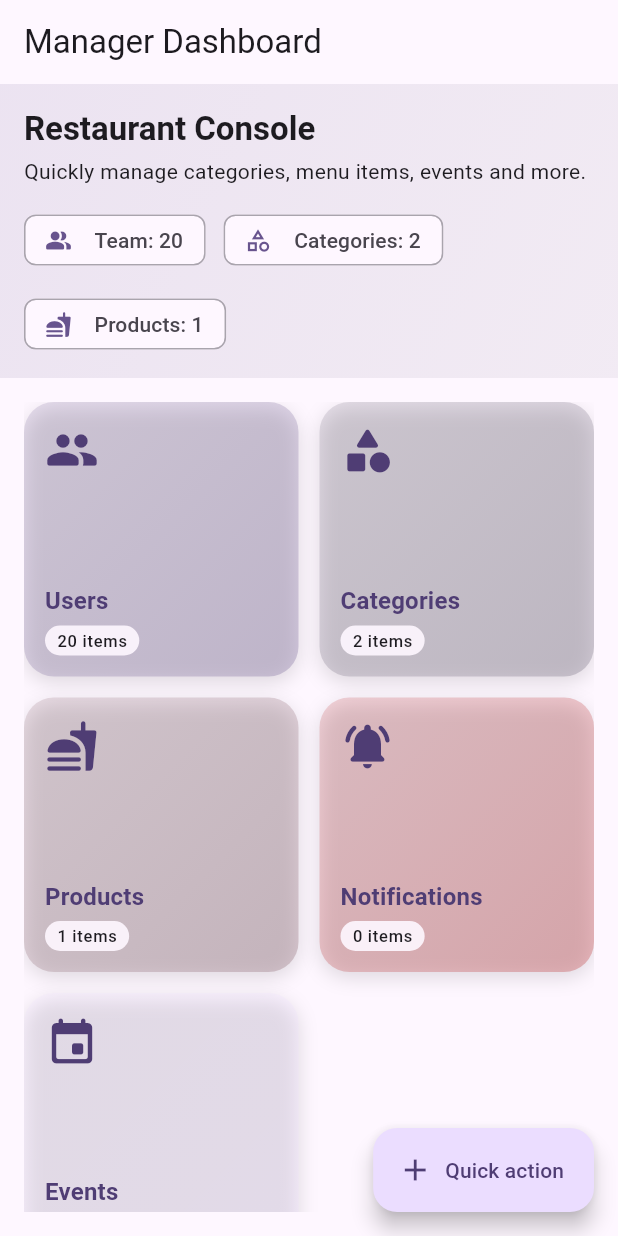
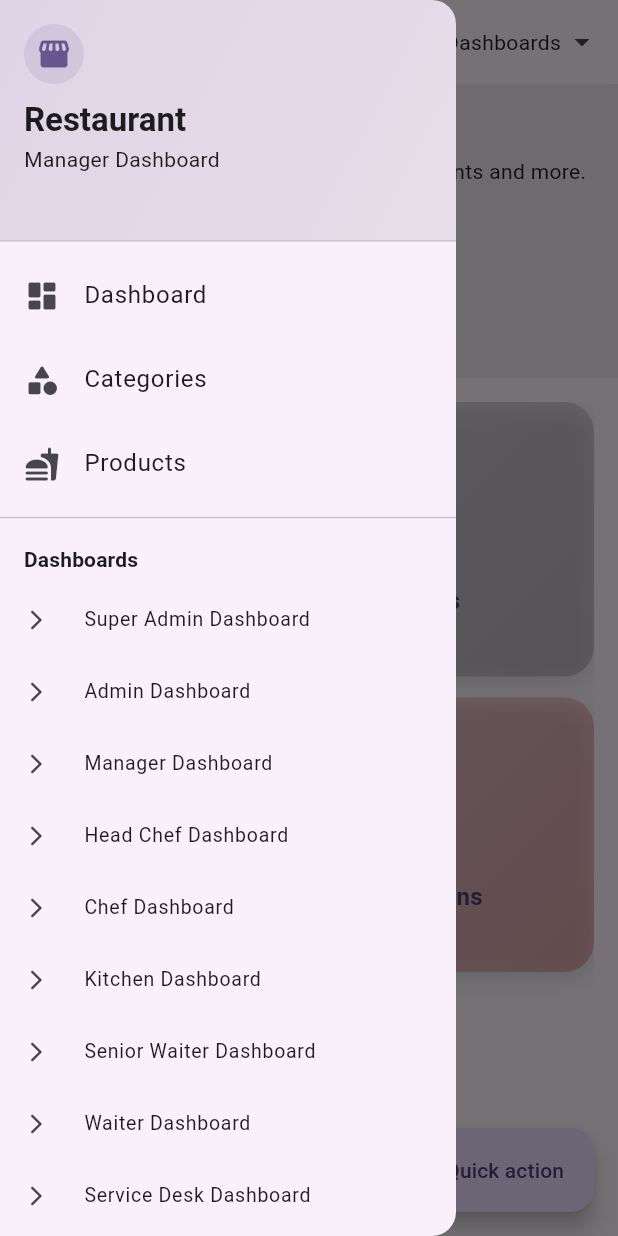
Before and after one commit to TheSinghPranjal/bindaas_brew, a Flutter app: the ManagerDashboard screen opened directly, with the side drawer open (before the commit the screen has no drawer), on a phone screen of 412 x 824 dp. Run offline on Flutter 3.47's test engine with Material 3 defaults, Android fonts, the phone set to English and light mode, and no system bars; our stand-ins replace flutter_riverpod, google_sign_in.

Commit message:
all dashboard and hambiurger menu added / drawer added

```diff
--- a/lib/features/admin/super_admin_dashboard.dart
+++ b/lib/features/admin/super_admin_dashboard.dart
@@ -2,6 +2,7 @@ import 'package:flutter/material.dart';
 import 'package:flutter_riverpod/flutter_riverpod.dart';
 import '../../shared_folder/models/user.dart';
 import '../../shared_folder/providers/users_provider.dart';
+import '../../shared_folder/widgets/dashboard_switcher.dart';
 
 const List<String> availableRoles = [
   'Admin',
@@ -62,6 +63,9 @@ class _SuperAdminDashboardState extends ConsumerState<SuperAdminDashboard> {
     return Scaffold(
       appBar: AppBar(
         title: const Text('Super Admin Dashboard'),
+        actions: [
+          const DashboardSwitcher(),
+        ],
       ),
       body: Column(
         children: [
--- a/lib/features/manager/manager_dashboard.dart
+++ b/lib/features/manager/manager_dashboard.dart
@@ -5,9 +5,92 @@ import 'products.dart';
 import '../../shared_folder/providers/users_provider.dart';
 import '../../shared_folder/providers/categories_provider.dart';
 import '../../shared_folder/providers/products_provider.dart';
+import '../../shared_folder/widgets/dashboard_switcher.dart';
 
 class ManagerDashboard extends ConsumerWidget {
   const ManagerDashboard({super.key});
+
+  void _openDashboard(BuildContext context, DashboardDestination d) {
+    Navigator.of(context).push(
+      MaterialPageRoute(builder: (_) => DashboardSwitcher.screenFor(d)),
+    );
+  }
+
+  Widget _restaurantDrawer(BuildContext context) {
+    final theme = Theme.of(context);
+
+    return Drawer(
+      child: SafeArea(
+        child: ListView(
+          padding: EdgeInsets.zero,
+          children: [
+            DrawerHeader(
+              decoration: BoxDecoration(
+                gradient: LinearGradient(
+                  colors: [
+                    theme.colorScheme.primary.withOpacity(0.18),
+                    theme.colorScheme.secondary.withOpacity(0.12),
+                  ],
+                  begin: Alignment.topLeft,
+                  end: Alignment.bottomRight,
+                ),
+              ),
+              child: Column(
+                crossAxisAlignment: CrossAxisAlignment.start,
+                children: [
+                  CircleAvatar(
+                    backgroundColor: theme.colorScheme.primary.withOpacity(0.12),
+                    child: Icon(Icons.storefront_rounded, color: theme.colorScheme.primary),
+                  ),
+                  const SizedBox(height: 10),
+                  Text('Restaurant', style: theme.textTheme.titleLarge?.copyWith(fontWeight: FontWeight.bold)),
+                  const SizedBox(height: 2),
+                  Text('Manager Dashboard', style: theme.textTheme.bodyMedium),
+                ],
+              ),
+            ),
+            ListTile(
+              leading: const Icon(Icons.dashboard_rounded),
+              title: const Text('Dashboard'),
+              onTap: () => Navigator.of(context).pop(),
+            ),
+            ListTile(
+              leading: const Icon(Icons.category_rounded),
+              title: const Text('Categories'),
+              onTap: () {
+                Navigator.of(context).pop();
+                Navigator.of(context).push(MaterialPageRoute(builder: (_) => const CategoriesPage()));
+              },
+            ),
+            ListTile(
+              leading: const Icon(Icons.fastfood_rounded),
+              title: const Text('Products'),
+              onTap: () {
+                Navigator.of(context).pop();
+                Navigator.of(context).push(MaterialPageRoute(builder: (_) => const ProductsPage()));
+              },
+            ),
+            const Divider(),
+            Padding(
+              padding: const EdgeInsets.fromLTRB(16, 10, 16, 6),
+              child: Text('Dashboards', style: theme.textTheme.labelLarge?.copyWith(fontWeight: FontWeight.w700)),
+            ),
+            ...DashboardSwitcher.items.map(
+              (i) => ListTile(
+                dense: true,
+                leading: const Icon(Icons.arrow_forward_ios_rounded, size: 16),
+                title: Text(i.$2),
+                onTap: () {
+                  Navigator.of(context).pop();
+                  _openDashboard(context, i.$1);
+                },
+              ),
+            ),
+          ],
+        ),
+      ),
+    );
+  }
 
   @override
   Widget build(BuildContext context, WidgetRef ref) {
@@ -19,7 +102,13 @@ class ManagerDashboard extends ConsumerWidget {
     final products = ref.watch(productsProvider);
 
     return Scaffold(
-      appBar: AppBar(title: const Text('Manager Dashboard')),
+      drawer: _restaurantDrawer(context),
+      appBar: AppBar(
+        title: const Text('Manager Dashboard'),
+        actions: const [
+          DashboardSwitcher(),
+        ],
+      ),
       body: Column(
         children: [
           Container(
--- /dev/null
+++ b/lib/shared_folder/widgets/dashboard_switcher.dart
@@ -0,0 +1,120 @@
+import 'package:flutter/material.dart';
+
+import '../../features/admin/super_admin_dashboard.dart';
+import '../../features/manager/manager_dashboard.dart';
+import '../../features/roles/admin_interface.dart';
+import '../../features/roles/chef_interface.dart';
+import '../../features/roles/cleaning_interface.dart';
+import '../../features/roles/head_chef_interface.dart';
+import '../../features/roles/inventory_interface.dart';
+import '../../features/roles/kitchen_interface.dart';
+import '../../features/roles/senior_waiter_interface.dart';
+import '../../features/roles/service_desk_interface.dart';
+import '../../features/roles/waiter_interface.dart';
+
+enum DashboardDestination {
+  superAdmin,
+  admin,
+  manager,
+  headChef,
+  chef,
+  kitchen,
+  seniorWaiter,
+  waiter,
+  serviceDesk,
+  cleaning,
+  inventory,
+}
+
+class DashboardSwitcher extends StatelessWidget {
+  const DashboardSwitcher({
+    super.key,
+    this.label = 'Dashboards',
+    this.tooltip = 'Open dashboard',
+    this.push = true,
+  });
+
+  final String label;
+  final String tooltip;
+
+  /// When true, use `Navigator.push(...)` (default). When false, use `pushReplacement(...)`.
+  final bool push;
+
+  static const List<(DashboardDestination, String)> items = [
+    (DashboardDestination.superAdmin, 'Super Admin Dashboard'),
+    (DashboardDestination.admin, 'Admin Dashboard'),
+    (DashboardDestination.manager, 'Manager Dashboard'),
+    (DashboardDestination.headChef, 'Head Chef Dashboard'),
+    (DashboardDestination.chef, 'Chef Dashboard'),
+    (DashboardDestination.kitchen, 'Kitchen Dashboard'),
+    (DashboardDestination.seniorWaiter, 'Senior Waiter Dashboard'),
+    (DashboardDestination.waiter, 'Waiter Dashboard'),
+    (DashboardDestination.serviceDesk, 'Service Desk Dashboard'),
+    (DashboardDestination.cleaning, 'Cleaning Dashboard'),
+    (DashboardDestination.inventory, 'Inventory Dashboard'),
+  ];
+
+  static Widget screenFor(DashboardDestination d) {
+    switch (d) {
+      case DashboardDestination.superAdmin:
+        return const SuperAdminDashboard();
+      case DashboardDestination.admin:
+        return const AdminInterface();
+      case DashboardDestination.manager:
+        return const ManagerDashboard();
+      case DashboardDestination.headChef:
+        return const HeadChefInterface();
+      case DashboardDestination.chef:
+        return const ChefInterface();
+      case DashboardDestination.kitchen:
+        return const KitchenInterface();
+      case DashboardDestination.seniorWaiter:
+        return const SeniorWaiterInterface();
+      case DashboardDestination.waiter:
+        return const WaiterInterface();
+      case DashboardDestination.serviceDesk:
+        return const ServiceDeskInterface();
+      case DashboardDestination.cleaning:
+        return const CleaningInterface();
+      case DashboardDestination.inventory:
+        return const InventoryInterface();
+    }
+  }
+
+  void _open(BuildContext context, DashboardDestination d) {
+    final route = MaterialPageRoute(builder: (_) => screenFor(d));
+    if (push) {
+      Navigator.of(context).push(route);
+    } else {
+      Navigator.of(context).pushReplacement(route);
+    }
+  }
+
+  @override
+  Widget build(BuildContext context) {
+    return PopupMenuButton<DashboardDestination>(
+      tooltip: tooltip,
+      onSelected: (d) => _open(context, d),
+      itemBuilder: (context) => items
+          .map(
+            (i) => PopupMenuItem<DashboardDestination>(
+              value: i.$1,
+              child: Text(i.$2),
+            ),
+          )
+          .toList(),
+      child: Padding(
+        padding: const EdgeInsets.symmetric(horizontal: 12),
+        child: Row(
+          children: [
+            const Icon(Icons.dashboard_customize_outlined),
+            const SizedBox(width: 6),
+            Text(label),
+            const SizedBox(width: 2),
+            const Icon(Icons.arrow_drop_down),
+          ],
+        ),
+      ),
+    );
+  }
+}
--- a/pubspec.yaml
+++ b/pubspec.yaml
@@ -21,7 +21,7 @@ version: 1.0.0+1
 environment:
   sdk: ^3.9.0
 
-# Dependencies specify other packages that your package needs in order to work.
+# Dependencies specify other packages that your package needs in ordhnber to work.
 # To automatically upgrade your package dependencies to the latest versions
 # consider running `flutter pub upgrade --major-versions`. Alternatively,
 # dependencies can be manually updated by changing the version numbers below to
```
